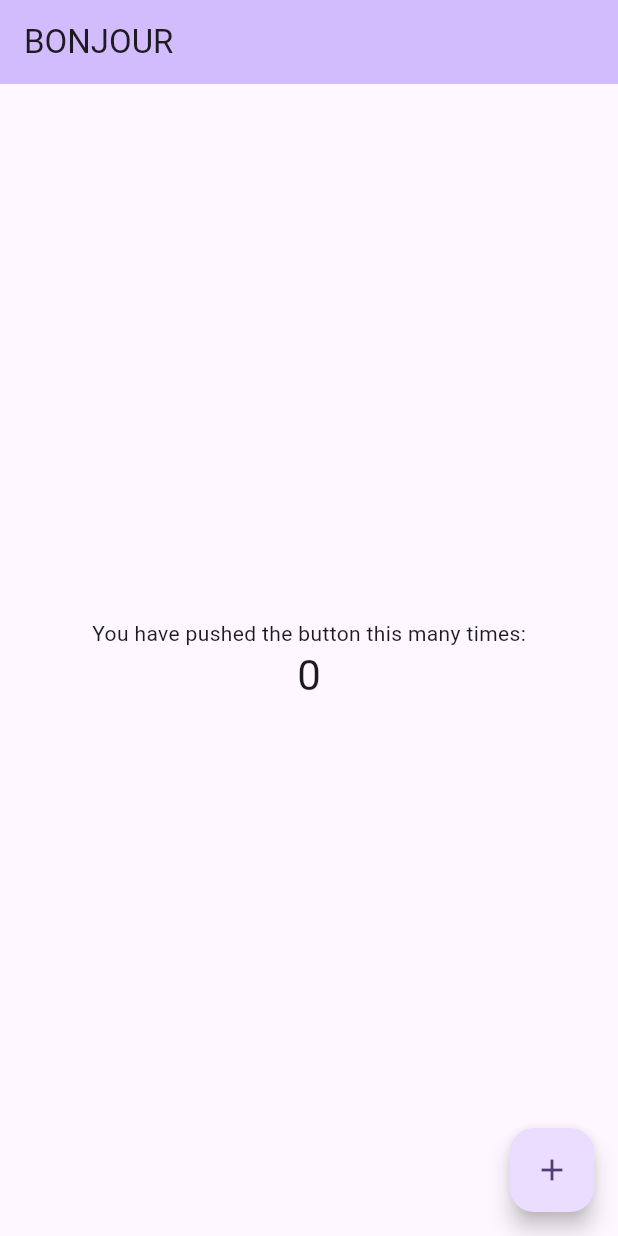
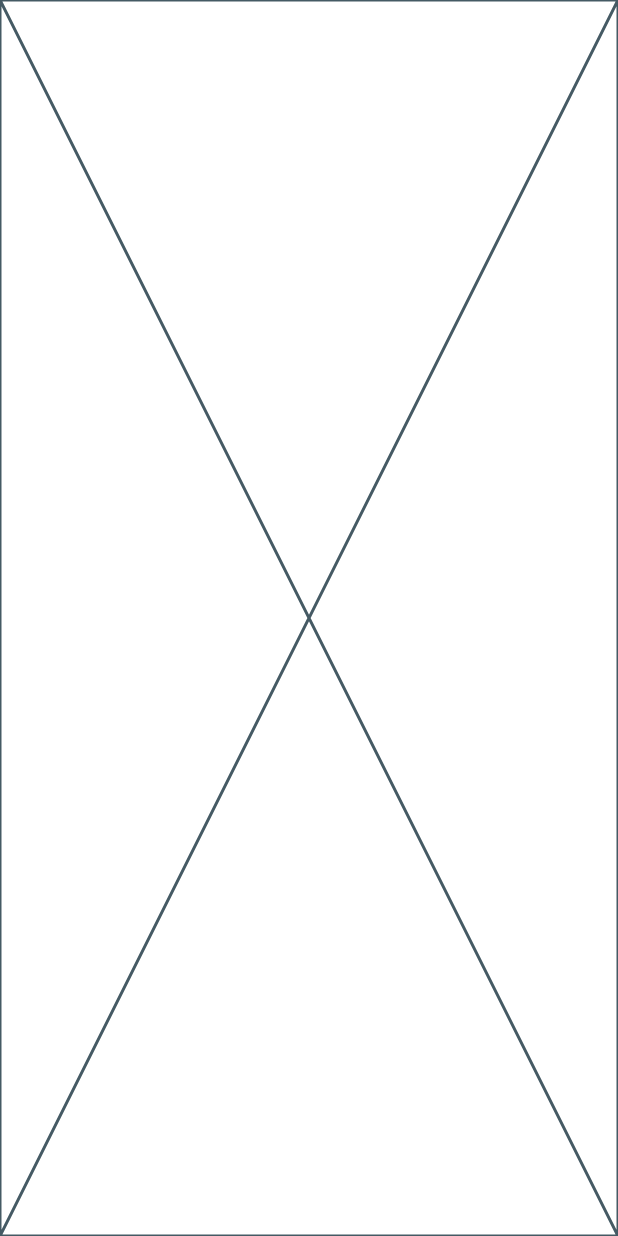
Before and after one commit to basbassi/muproject, a Flutter app: the screen it shows after launch, on a phone screen of 412 x 824 dp. Run offline on Flutter 3.47's test engine with Material 3 defaults, Android fonts, the light colour scheme and no system bars.

Commit message:
créer premiere project sur github

```diff
--- a/newprojet/lib/main.dart
+++ b/newprojet/lib/main.dart
@@ -1,125 +1,13 @@
 import 'package:flutter/material.dart';
 
 void main() {
-  runApp(const MyApp());
+  runApp(const Dalel());
 }
 
-class MyApp extends StatelessWidget {
-  const MyApp({super.key});
-
-  // This widget is the root of your application.
+class Dalel extends StatelessWidget {
+  const Dalel({super.key});
   @override
   Widget build(BuildContext context) {
-    return MaterialApp(
-      title: 'Flutter Demo',
-      theme: ThemeData(
-        // This is the theme of your application.
-        //
-        // TRY THIS: Try running your application with "flutter run". You'll see
-        // the application has a purple toolbar. Then, without quitting the app,
-        // try changing the seedColor in the colorScheme below to Colors.green
-        // and then invoke "hot reload" (save your changes or press the "hot
-        // reload" button in a Flutter-supported IDE, or press "r" if you used
-        // the command line to start the app).
-        //
-        // Notice that the counter didn't reset back to zero; the application
-        // state is not lost during the reload. To reset the state, use hot
-        // restart instead.
-        //
-        // This works for code too, not just values: Most code changes can be
-        // tested with just a hot reload.
-        colorScheme: ColorScheme.fromSeed(seedColor: Colors.deepPurple),
-        useMaterial3: true,
-      ),
-      home: const MyHomePage(title: 'BONJOUR'),
-    );
+    return const Placeholder();
   }
 }
-
-class MyHomePage extends StatefulWidget {
-  const MyHomePage({super.key, required this.title});
-
-  // This widget is the home page of your application. It is stateful, meaning
-  // that it has a State object (defined below) that contains fields that affect
-  // how it looks.
-
-  // This class is the configuration for the state. It holds the values (in this
-  // case the title) provided by the parent (in this case the App widget) and
-  // used by the build method of the State. Fields in a Widget subclass are
-  // always marked "final".
-
-  final String title;
-
-  @override
-  State<MyHomePage> createState() => _MyHomePageState();
-}
-
-class _MyHomePageState extends State<MyHomePage> {
-  int _counter = 0;
-
-  void _incrementCounter() {
-    setState(() {
-      // This call to setState tells the Flutter framework that something has
-      // changed in this State, which causes it to rerun the build method below
-      // so that the display can reflect the updated values. If we changed
-      // _counter without calling setState(), then the build method would not be
-      // called again, and so nothing would appear to happen.
-      _counter++;
-    });
-  }
-
-  @override
-  Widget build(BuildContext context) {
-    // This method is rerun every time setState is called, for instance as done
-    // by the _incrementCounter method above.
-    //
-    // The Flutter framework has been optimized to make rerunning build methods
-    // fast, so that you can just rebuild anything that needs updating rather
-    // than having to individually change instances of widgets.
-    return Scaffold(
-      appBar: AppBar(
-        // TRY THIS: Try changing the color here to a specific color (to
-        // Colors.amber, perhaps?) and trigger a hot reload to see the AppBar
-        // change color while the other colors stay the same.
-        backgroundColor: Theme.of(context).colorScheme.inversePrimary,
-        // Here we take the value from the MyHomePage object that was created by
-        // the App.build method, and use it to set our appbar title.
-        title: Text(widget.title),
-      ),
-      body: Center(
-        // Center is a layout widget. It takes a single child and positions it
-        // in the middle of the parent.
-        child: Column(
-          // Column is also a layout widget. It takes a list of children and
-          // arranges them vertically. By default, it sizes itself to fit its
-          // children horizontally, and tries to be as tall as its parent.
-          //
-          // Column has various properties to control how it sizes itself and
-          // how it positions its children. Here we use mainAxisAlignment to
-          // center the children vertically; the main axis here is the vertical
-          // axis because Columns are vertical (the cross axis would be
-          // horizontal).
-          //
-          // TRY THIS: Invoke "debug painting" (choose the "Toggle Debug Paint"
-          // action in the IDE, or press "p" in the console), to see the
-          // wireframe for each widget.
-          mainAxisAlignment: MainAxisAlignment.center,
-          children: <Widget>[
-            const Text(
-              'You have pushed the button this many times:',
-            ),
-            Text(
-              '$_counter',
-              style: Theme.of(context).textTheme.headlineMedium,
-            ),
-          ],
-        ),
-      ),
-      floatingActionButton: FloatingActionButton(
-        onPressed: _incrementCounter,
-        tooltip: 'Increment',
-        child: const Icon(Icons.add),
-      ), // This trailing comma makes auto-formatting nicer for build methods.
-    );
-  }
-}
```
